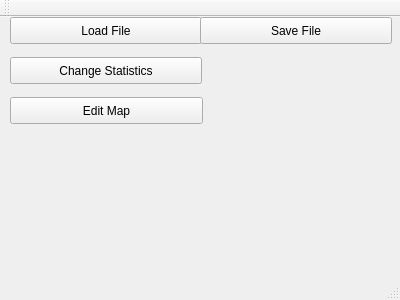
First picture: the form in src/rpgcreator/rpgcreator.ui, repository HildarTheDorf/rpgengine3000, before the edit.
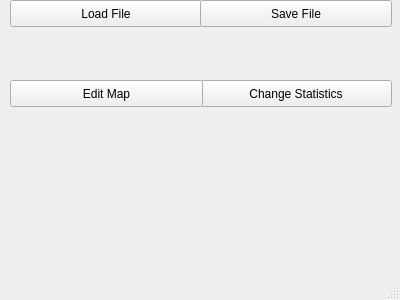
Second picture: the form after the edit.

What changed in the file:
```diff
--- a/src/rpgcreator/rpgcreator.ui
+++ b/src/rpgcreator/rpgcreator.ui
@@ -17,8 +17,8 @@
    <widget class="QPushButton" name="btnStatistics">
     <property name="geometry">
      <rect>
-      <x>10</x>
-      <y>40</y>
+      <x>200</x>
+      <y>80</y>
       <width>192</width>
       <height>27</height>
      </rect>
@@ -77,14 +77,6 @@
     </rect>
    </property>
   </widget>
-  <widget class="QToolBar" name="mainToolBar">
-   <attribute name="toolBarArea">
-    <enum>TopToolBarArea</enum>
-   </attribute>
-   <attribute name="toolBarBreak">
-    <bool>false</bool>
-   </attribute>
-  </widget>
   <widget class="QStatusBar" name="statusBar"/>
  </widget>
  <layoutdefault spacing="6" margin="11"/>
```
